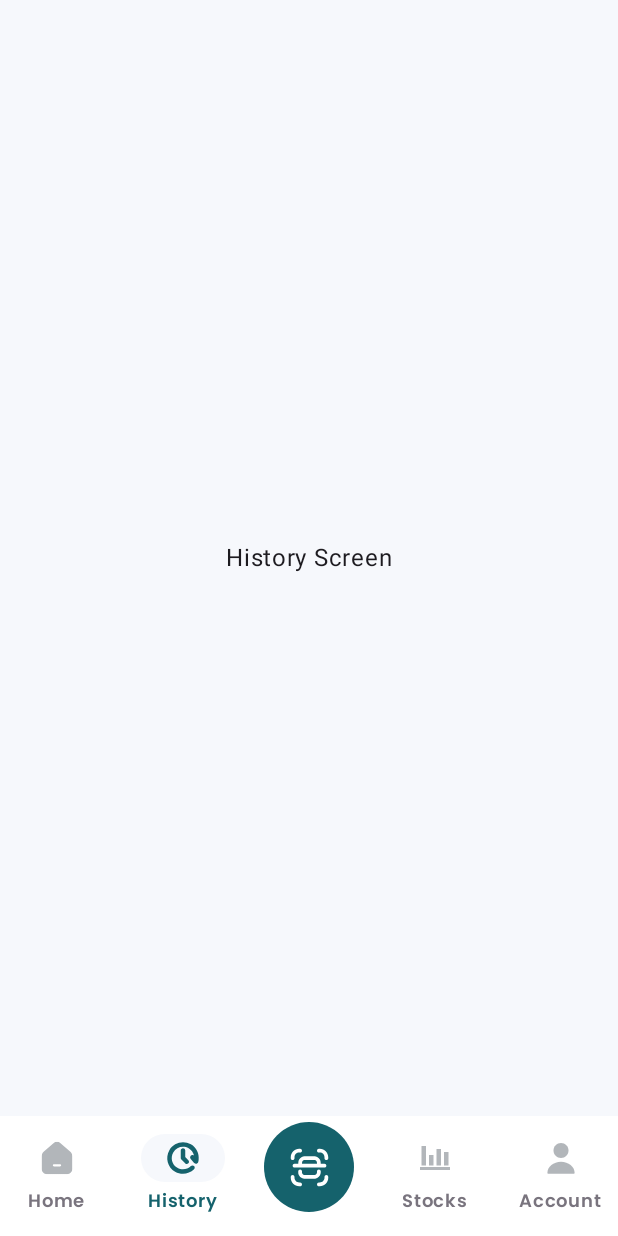
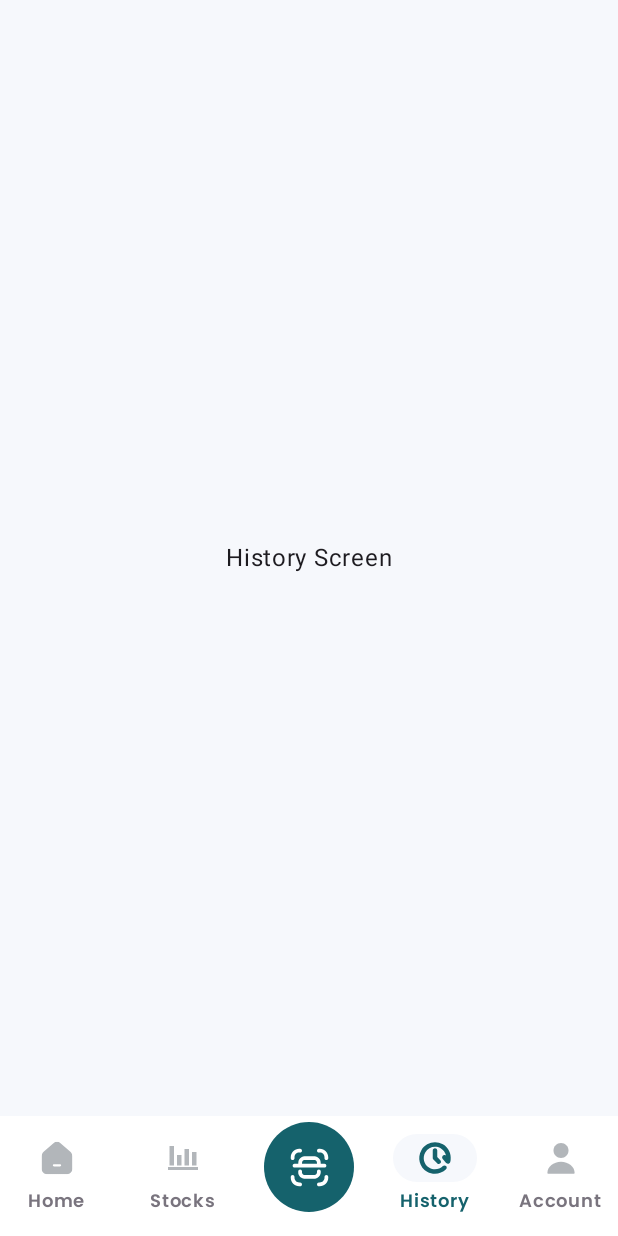
Before and after one commit to dwiaziprasetya/StockkuApp, an Android app built with Jetpack Compose: the HistoryScreen screen opened through its navigation route, on a phone screen of 412 x 824 dp. Run offline under Robolectric (Android 15) with nearby library versions, the phone set to English and light mode, and no system bars.

```diff
--- a/app/src/main/java/com/example/stokkuai/ui/component/BottomNavigation.kt
+++ b/app/src/main/java/com/example/stokkuai/ui/component/BottomNavigation.kt
@@ -8,8 +8,6 @@ import androidx.compose.material3.NavigationBarItemDefaults
 import androidx.compose.material3.Text
 import androidx.compose.runtime.Composable
 import androidx.compose.ui.Modifier
-import androidx.compose.ui.draw.drawWithContent
-import androidx.compose.ui.geometry.Offset
 import androidx.compose.ui.graphics.Color
 import androidx.compose.ui.res.painterResource
 import androidx.compose.ui.text.font.FontWeight
@@ -42,10 +40,10 @@ fun BottomNavigation(
                 screen = Screen.Home
             ),
             BottomBarItem(
-                title = "History",
-                icon = painterResource(R.drawable.icon_history),
-                iconSelected = painterResource(R.drawable.icon_history),
-                screen = Screen.History
+                title = "Stocks",
+                icon = painterResource(R.drawable.icon_chart_stock),
+                iconSelected = painterResource(R.drawable.icon_chart_stock),
+                screen = Screen.StockList
             ),
             BottomBarItem(
                 title = "",
@@ -54,10 +52,10 @@ fun BottomNavigation(
                 screen = Screen.Scan
             ),
             BottomBarItem(
-                title = "Stocks",
-                icon = painterResource(R.drawable.icon_chart_stock),
-                iconSelected = painterResource(R.drawable.icon_chart_stock),
-                screen = Screen.StockList
+                title = "History",
+                icon = painterResource(R.drawable.icon_history),
+                iconSelected = painterResource(R.drawable.icon_history),
+                screen = Screen.History
             ),
             BottomBarItem(
                 title = "Account",
--- a/app/src/main/java/com/example/stokkuai/ui/navigation/model/Screen.kt
+++ b/app/src/main/java/com/example/stokkuai/ui/navigation/model/Screen.kt
@@ -9,4 +9,5 @@ sealed class Screen(val route: String) {
     data object Root : Screen("root")
     data object History : Screen("history")
     data object UserAccount : Screen("userAccount")
+    data object Welcome : Screen("welcome")
 }
--- /dev/null
+++ b/app/src/main/java/com/example/stokkuai/ui/screen/welcome/WelcomeScreen.kt
@@ -0,0 +1 @@
+package com.example.stokkuai.ui.screen.welcome
--- /dev/null
+++ b/app/src/main/java/com/example/stokkuai/ui/screen/welcome/WelcomeViewModel.kt
@@ -0,0 +1,4 @@
+package com.example.stokkuai.ui.screen.welcome
+
+class WelcomeViewModel {
+}
```
Also changed, not shown: app/src/main/java/com/example/stokkuai/ui/navigation/graph/authNav.kt (added, +17 -0 lines).
